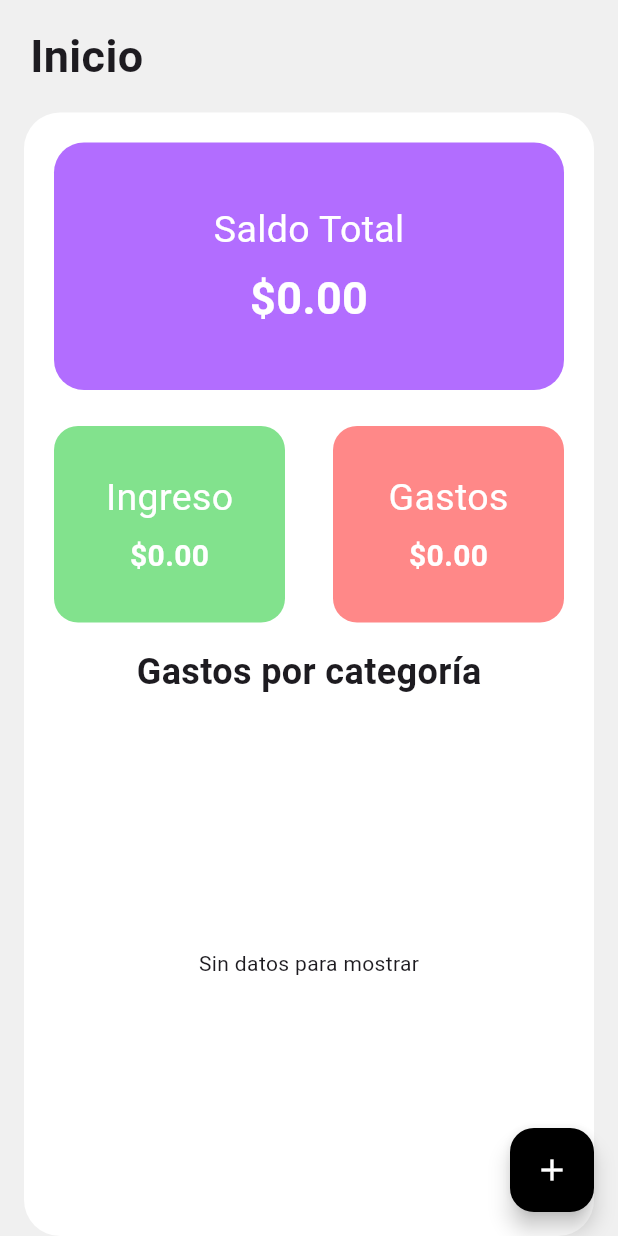
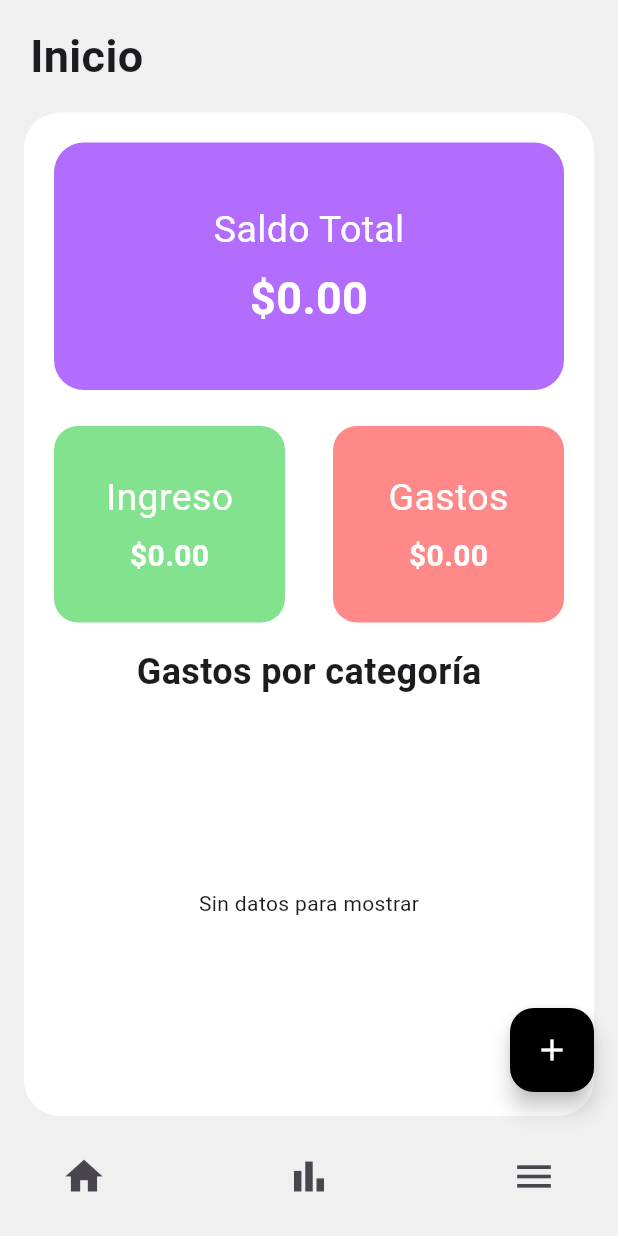
Before and after one commit to OnaLabay/AppControlGastos, a Flutter app: the InicioPage screen opened by its route, on a phone screen of 412 x 824 dp. Run offline on Flutter 3.47's test engine with Material 3 defaults, Android fonts, the phone set to English and light mode, and no system bars; our stand-ins replace cloud_firestore, firebase_auth, firebase_core, fl_chart; accounts and stored records are empty.

Commit message:
Actualizo inicio_page

```diff
--- a/lib/pages/inicio_page.dart
+++ b/lib/pages/inicio_page.dart
@@ -2,6 +2,8 @@ import 'package:flutter/material.dart';
 import 'package:fl_chart/fl_chart.dart';
 import '../services/firebase_service.dart';
 import '../widgets/option_modal.dart';
+import 'estadisticas_page.dart';
+import 'historial.dart';
 
 class InicioPage extends StatelessWidget {
   const InicioPage({Key? key}) : super(key: key);
@@ -47,7 +49,7 @@ class InicioPage extends StatelessWidget {
         child: Column(
           crossAxisAlignment: CrossAxisAlignment.start,
           children: [
-            // Título principal "Inicio"
+            // --- Título principal ---
             const Padding(
               padding: EdgeInsets.symmetric(horizontal: 20.0, vertical: 16.0),
               child: Text(
@@ -55,8 +57,7 @@ class InicioPage extends StatelessWidget {
                 style: TextStyle(fontSize: 30, fontWeight: FontWeight.bold),
               ),
             ),
-
-            // Contenedor blanco principal
+            // --- Contenedor principal blanco ---
             Expanded(
               child: Container(
                 margin: const EdgeInsets.symmetric(horizontal: 16.0),
@@ -68,7 +69,7 @@ class InicioPage extends StatelessWidget {
                 child: Column(
                   crossAxisAlignment: CrossAxisAlignment.stretch,
                   children: [
-                    // Saldo Total con gesto para modificar
+                    // --- Saldo total con gesto para modificar ---
                     StreamBuilder<Map<String, dynamic>>(
                       stream: firebaseService.getResumen(),
                       builder: (context, snapshot) {
@@ -110,8 +111,7 @@ class InicioPage extends StatelessWidget {
                         );
                       },
                     ),
-
-                    // Ingresos y Gastos
+                    // --- Ingresos y gastos ---
                     Row(
                       children: [
                         Expanded(
@@ -181,11 +181,8 @@ class InicioPage extends StatelessWidget {
                         ),
                       ],
                     ),
-
-                    const SizedBox(
-                        height: 16), // Espacio antes del texto del gráfico
-
-                    // 🔥 Texto Gastos por categoría (más arriba)
+                    const SizedBox(height: 16),
+                    // --- Texto Gastos por categoría ---
                     const Center(
                       child: Text(
                         'Gastos por categoría',
@@ -193,10 +190,8 @@ class InicioPage extends StatelessWidget {
                             fontSize: 24, fontWeight: FontWeight.bold),
                       ),
                     ),
-
                     const SizedBox(height: 16),
-
-                    // 🔥 Gráfico de torta (PieChart)
+                    // --- Gráfico de torta (PieChart) ---
                     Expanded(
                       child: StreamBuilder<Map<String, double>>(
                         stream: firebaseService.getGastosPorCategoria(),
@@ -253,8 +248,7 @@ class InicioPage extends StatelessWidget {
           ],
         ),
       ),
-
-      // 🔥 Botón flotante para agregar opciones
+      // --- Botón flotante para opciones ---
       floatingActionButton: FloatingActionButton(
         onPressed: () {
           showModalBottomSheet(
@@ -269,6 +263,39 @@ class InicioPage extends StatelessWidget {
         child: const Icon(Icons.add, color: Colors.white),
       ),
       floatingActionButtonLocation: FloatingActionButtonLocation.endFloat,
+
+      // --- Barra inferior adaptada con iconos y navegación ---
+      bottomNavigationBar: BottomAppBar(
+        shape: const CircularNotchedRectangle(),
+        notchMargin: 6.0,
+        color: const Color(0xFFF0F0F0),
+        child: Padding(
+          padding: const EdgeInsets.symmetric(horizontal: 16.0),
+          child: SizedBox(
+            height: 60.0,
+            child: Row(
+              mainAxisAlignment: MainAxisAlignment.spaceBetween,
+              children: [
+                IconButton(
+                  icon: const Icon(Icons.home, size: 30),
+                  onPressed: () =>
+                      Navigator.pushReplacementNamed(context, '/inicio'),
+                ),
+                IconButton(
+                  icon: const Icon(Icons.bar_chart, size: 30),
+                  onPressed: () =>
+                      Navigator.pushReplacementNamed(context, '/estadisticas'),
+                ),
+                IconButton(
+                  icon: const Icon(Icons.menu, size: 30),
+                  onPressed: () =>
+                      Navigator.pushReplacementNamed(context, '/historial'),
+                ),
+              ],
+            ),
+          ),
+        ),
+      ),
     );
   }
 }
```
